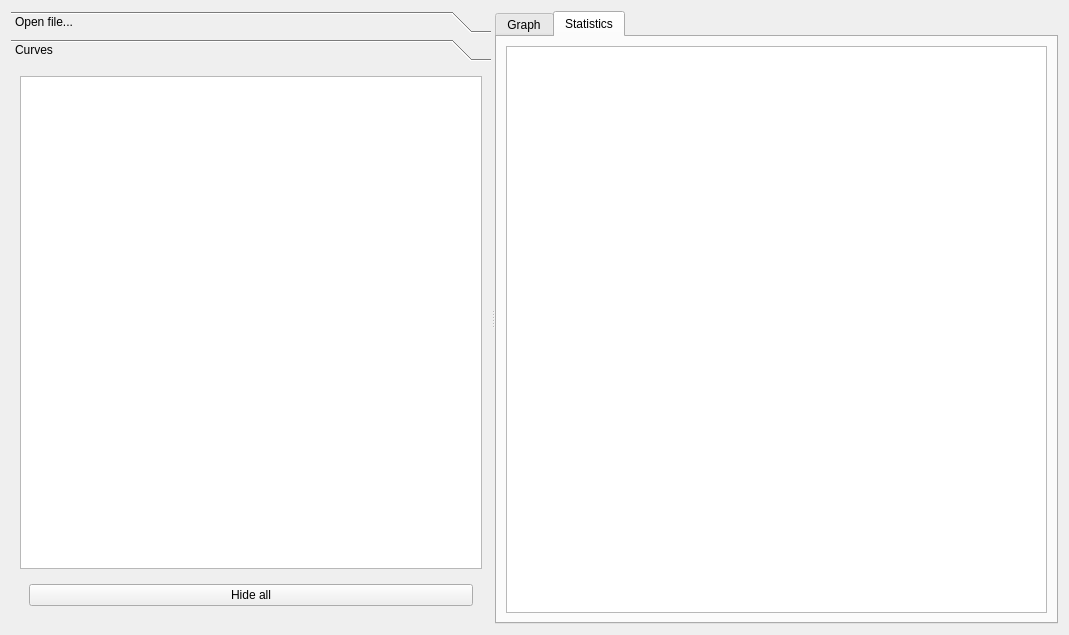
Qt form src/mdscripts/extract_energy.ui (awacha/mdscripts) before a commit.
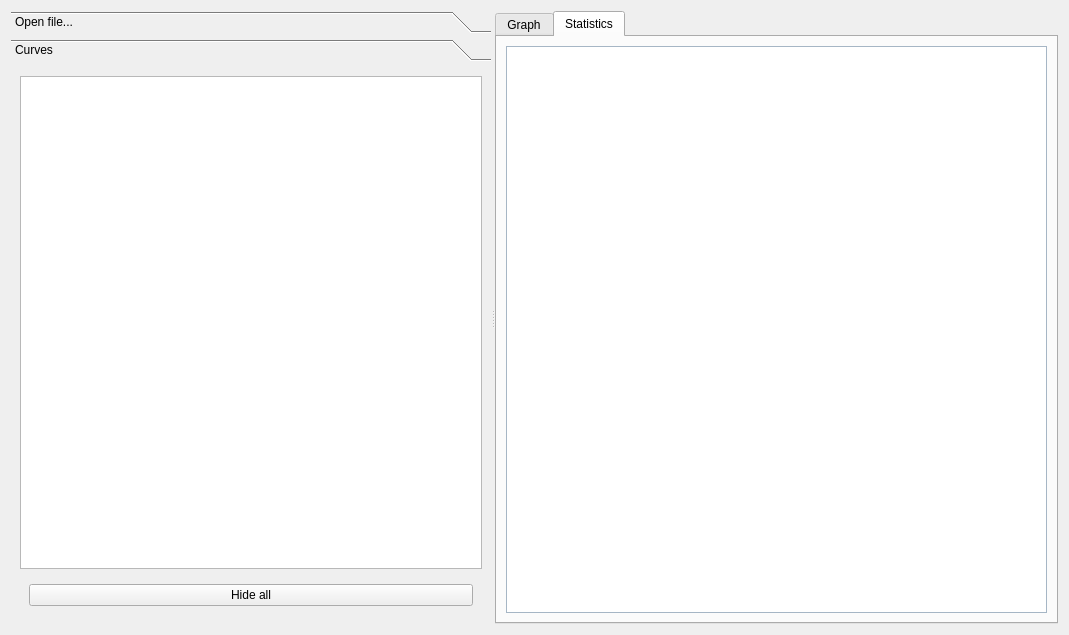
The same form after that commit. The open tabs and pages were chosen to show the change. Icons and pictures are not drawn.

Commit message: Tuning extract_energy and rama_analyzer. New tool: rtpbrowser

What changed in the file:
```diff
--- a/src/mdscripts/extract_energy.ui
+++ b/src/mdscripts/extract_energy.ui
@@ -256,6 +256,367 @@
                 <layout class="QVBoxLayout" name="verticalLayout_8">
                     <item>
                         <widget class="QTreeView" name="statisticsTreeView">
+                            <property name="palette">
+                                <palette>
+                                    <active>
+                                        <colorrole role="WindowText">
+                                            <brush brushstyle="SolidPattern">
+                                                <color alpha="255">
+                                                    <red>0</red>
+                                                    <green>0</green>
+                                                    <blue>0</blue>
+                                                </color>
+                                            </brush>
+                                        </colorrole>
+                                        <colorrole role="Button">
+                                            <brush brushstyle="SolidPattern">
+                                                <color alpha="255">
+                                                    <red>215</red>
+                                                    <green>236</green>
+                                                    <blue>255</blue>
+                                                </color>
+                                            </brush>
+                                        </colorrole>
+                                        <colorrole role="Light">
+                                            <brush brushstyle="SolidPattern">
+                                                <color alpha="255">
+                                                    <red>255</red>
+                                                    <green>255</green>
+                                                    <blue>255</blue>
+                                                </color>
+                                            </brush>
+                                        </colorrole>
+                                        <colorrole role="Midlight">
+                                            <brush brushstyle="SolidPattern">
+                                                <color alpha="255">
+                                                    <red>235</red>
+                                                    <green>245</green>
+                                                    <blue>255</blue>
+                                                </color>
+                                            </brush>
+                                        </colorrole>
+                                        <colorrole role="Dark">
+                                            <brush brushstyle="SolidPattern">
+                                                <color alpha="255">
+                                                    <red>107</red>
+                                                    <green>118</green>
+                                                    <blue>127</blue>
+                                                </color>
+                                            </brush>
+                                        </colorrole>
+                                        <colorrole role="Mid">
+                                            <brush brushstyle="SolidPattern">
+                                                <color alpha="255">
+                                                    <red>143</red>
+                                                    <green>157</green>
+                                                    <blue>170</blue>
+                                                </color>
+                                            </brush>
+                                        </colorrole>
+                                        <colorrole role="Text">
+                                            <brush brushstyle="SolidPattern">
+                                                <color alpha="255">
+                                                    <red>0</red>
+                                                    <green>0</green>
+                                                    <blue>0</blue>
+                                                </color>
+                                            </brush>
+                                        </colorrole>
+                                        <colorrole role="BrightText">
+                                            <brush brushstyle="SolidPattern">
+                                                <color alpha="255">
+                                                    <red>255</red>
+                                                    <green>255</green>
+                                                    <blue>255</blue>
+                                                </color>
+                                            </brush>
+                                        </colorrole>
+                                        <colorrole role="ButtonText">
+                                            <brush brushstyle="SolidPattern">
+                                                <color alpha="255">
+                                                    <red>0</red>
+                                                    <green>0</green>
+                                                    <blue>0</blue>
+                                                </color>
+                                            </brush>
+                                        </colorrole>
+                                        <colorrole role="Base">
+                                            <brush brushstyle="SolidPattern">
+                                                <color alpha="255">
+                                                    <red>255</red>
+                                                    <green>255</green>
+                                                    <blue>255</blue>
+                                                </color>
+                                            </brush>
+                                        </colorrole>
+                                        <colorrole role="Window">
+                                            <brush brushstyle="SolidPattern">
+                                                <color alpha="255">
+                                                    <red>215</red>
+                                                    <green>236</green>
+                                                    <blue>255</blue>
+                                                </color>
+                                            </brush>
+                                        </colorrole>
+                                        <colorrole role="Shadow">
+                                            <brush brushstyle="SolidPattern">
+                                                <color alpha="255">
+                                                    <red>0</red>
+                                                    <green>0</green>
+                                                    <blue>0</blue>
+                                                </color>
+                                            </brush>
+                                        </colorrole>
+                                        <colorrole role="AlternateBase">
+                                            <brush brushstyle="SolidPattern">
+                                                <color alpha="255">
+                                                    <red>235</red>
+                                                    <green>245</green>
+                                                    <blue>255</blue>
+                                                </color>
+                                            </brush>
+                                        </colorrole>
+                                    </active>
+                                    <inactive>
+                                        <colorrole role="WindowText">
+                                            <brush brushstyle="SolidPattern">
+                                                <color alpha="255">
+                                                    <red>0</red>
+                                                    <green>0</green>
+                                                    <blue>0</blue>
+                                                </color>
+                                            </brush>
+                                        </colorrole>
+                                        <colorrole role="Button">
+                                            <brush brushstyle="SolidPattern">
+                                                <color alpha="255">
+                                                    <red>215</red>
+                                                    <green>236</green>
+                                                    <blue>255</blue>
+                                                </color>
+                                            </brush>
+                                        </colorrole>
+                                        <colorrole role="Light">
+                                            <brush brushstyle="SolidPattern">
+                                                <color alpha="255">
+                                                    <red>255</red>
+                                                    <green>255</green>
+                                                    <blue>255</blue>
+                                                </color>
+                                            </brush>
+                                        </colorrole>
+                                        <colorrole role="Midlight">
+                                            <brush brushstyle="SolidPattern">
+                                                <color alpha="255">
+                                                    <red>235</red>
+                                                    <green>245</green>
+                                                    <blue>255</blue>
+                                                </color>
+                                            </brush>
+                                        </colorrole>
+                                        <colorrole role="Dark">
+                                            <brush brushstyle="SolidPattern">
+                                                <color alpha="255">
+                                                    <red>107</red>
+                                                    <green>118</green>
+                                                    <blue>127</blue>
+                                                </color>
+                                            </brush>
+                                        </colorrole>
+                                        <colorrole role="Mid">
+                                            <brush brushstyle="SolidPattern">
+                                                <color alpha="255">
+                                                    <red>143</red>
+                                                    <green>157</green>
+                                                    <blue>170</blue>
+                                                </color>
+                                            </brush>
+                                        </colorrole>
+                                        <colorrole role="Text">
+                                            <brush brushstyle="SolidPattern">
+                                                <color alpha="255">
+                                                    <red>0</red>
+                                                    <green>0</green>
+                                                    <blue>0</blue>
+                                                </color>
+                                            </brush>
+                                        </colorrole>
+                                        <colorrole role="BrightText">
+                                            <brush brushstyle="SolidPattern">
+                                                <color alpha="255">
+                                                    <red>255</red>
+                                                    <green>255</green>
+                                                    <blue>255</blue>
+                                                </color>
+                                            </brush>
+                                        </colorrole>
+                                        <colorrole role="ButtonText">
+                                            <brush brushstyle="SolidPattern">
+                                                <color alpha="255">
+                                                    <red>0</red>
+                                                    <green>0</green>
+                                                    <blue>0</blue>
+                                                </color>
+                                            </brush>
+                                        </colorrole>
+                                        <colorrole role="Base">
+                                            <brush brushstyle="SolidPattern">
+                                                <color alpha="255">
+                                                    <red>255</red>
+                                                    <green>255</green>
+                                                    <blue>255</blue>
+                                                </color>
+                                            </brush>
+                                        </colorrole>
+                                        <colorrole role="Window">
+                                            <brush brushstyle="SolidPattern">
+                                                <color alpha="255">
+                                                    <red>215</red>
+                                                    <green>236</green>
+                                                    <blue>255</blue>
+                                                </color>
+                                            </brush>
+                                        </colorrole>
+                                        <colorrole role="Shadow">
+                                            <brush brushstyle="SolidPattern">
+                                                <color alpha="255">
+                                                    <red>0</red>
+                                                    <green>0</green>
+                                                    <blue>0</blue>
+                                                </color>
+                                            </brush>
+                                        </colorrole>
+                                        <colorrole role="AlternateBase">
+                                            <brush brushstyle="SolidPattern">
+                                                <color alpha="255">
+                                                    <red>235</red>
+                                                    <green>245</green>
+                                                    <blue>255</blue>
+                                                </color>
+                                            </brush>
+                                        </colorrole>
+                                    </inactive>
+                                    <disabled>
+                                        <colorrole role="WindowText">
+                                            <brush brushstyle="SolidPattern">
+                                                <color alpha="255">
+                                                    <red>107</red>
+                                                    <green>118</green>
+                                                    <blue>127</blue>
+                                                </color>
+                                            </brush>
+                                        </colorrole>
+                                        <colorrole role="Button">
+                                            <brush brushstyle="SolidPattern">
+                                                <color alpha="255">
+                                                    <red>215</red>
+                                                    <green>236</green>
+                                                    <blue>255</blue>
+                                                </color>
+                                            </brush>
+                                        </colorrole>
+                                        <colorrole role="Light">
+                                            <brush brushstyle="SolidPattern">
+                                                <color alpha="255">
+                                                    <red>255</red>
+                                                    <green>255</green>
+                                                    <blue>255</blue>
+                                                </color>
+                                            </brush>
+                                        </colorrole>
+                                        <colorrole role="Midlight">
+                                            <brush brushstyle="SolidPattern">
+                                                <color alpha="255">
+                                                    <red>235</red>
+                                                    <green>245</green>
+                                                    <blue>255</blue>
+                                                </color>
+                                            </brush>
+                                        </colorrole>
+                                        <colorrole role="Dark">
+                                            <brush brushstyle="SolidPattern">
+                                                <color alpha="255">
+                                                    <red>107</red>
+                                                    <green>118</green>
+                                                    <blue>127</blue>
+                                                </color>
+                                            </brush>
+                                        </colorrole>
+                                        <colorrole role="Mid">
+                                            <brush brushstyle="SolidPattern">
+                                                <color alpha="255">
+                                                    <red>143</red>
+                                                    <green>157</green>
+                                                    <blue>170</blue>
+                                                </color>
+                                            </brush>
+                                        </colorrole>
+                                        <colorrole role="Text">
+                                            <brush brushstyle="SolidPattern">
+                                                <color alpha="255">
+                                                    <red>107</red>
+                                                    <green>118</green>
+                                                    <blue>127</blue>
+                                                </color>
+                                            </brush>
+                                        </colorrole>
+                                        <colorrole role="BrightText">
+                                            <brush brushstyle="SolidPattern">
+                                                <color alpha="255">
+                                                    <red>255</red>
+                                                    <green>255</green>
+                                                    <blue>255</blue>
+                                                </color>
+                                            </brush>
+                                        </colorrole>
+                                        <colorrole role="ButtonText">
+                                            <brush brushstyle="SolidPattern">
+                                                <color alpha="255">
+                                                    <red>107</red>
+                                                    <green>118</green>
+                                                    <blue>127</blue>
+                                                </color>
+                                            </brush>
+                                        </colorrole>
+                                        <colorrole role="Base">
+                                            <brush brushstyle="SolidPattern">
+                                                <color alpha="255">
+                                                    <red>215</red>
+                                                    <green>236</green>
+                                                    <blue>255</blue>
+                                                </color>
+                                            </brush>
+                                        </colorrole>
+                                        <colorrole role="Window">
+                                            <brush brushstyle="SolidPattern">
+                                                <color alpha="255">
+                                                    <red>215</red>
+                                                    <green>236</green>
+                                                    <blue>255</blue>
+                                                </color>
+                                            </brush>
+                                        </colorrole>
+                                        <colorrole role="Shadow">
+                                            <brush brushstyle="SolidPattern">
+                                                <color alpha="255">
+                                                    <red>0</red>
+                                                    <green>0</green>
+                                                    <blue>0</blue>
+                                                </color>
+                                            </brush>
+                                        </colorrole>
+                                        <colorrole role="AlternateBase">
+                                            <brush brushstyle="SolidPattern">
+                                                <color alpha="255">
+                                                    <red>215</red>
+                                                    <green>236</green>
+                                                    <blue>255</blue>
+                                                </color>
+                                            </brush>
+                                        </colorrole>
+                                    </disabled>
+                                </palette>
+                            </property>
                             <property name="alternatingRowColors">
                                 <bool>true</bool>
                             </property>
```
Left out of the diff: 43 changed lines with no effect on the pictures. The commit also changes 12 other files.
